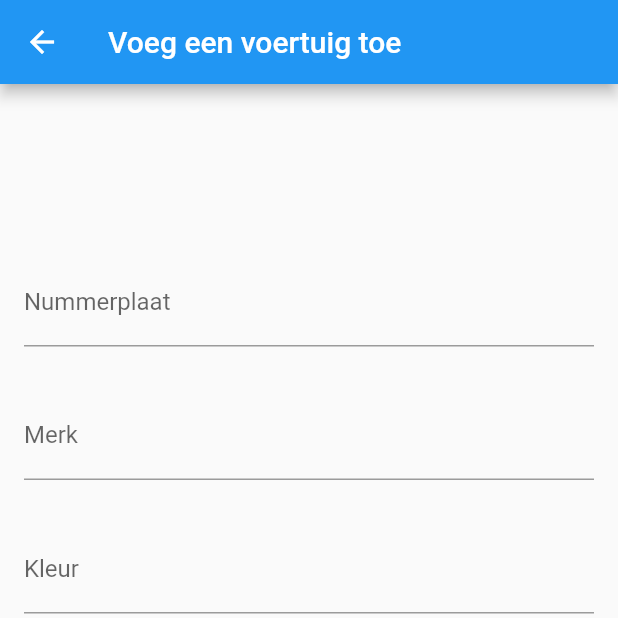
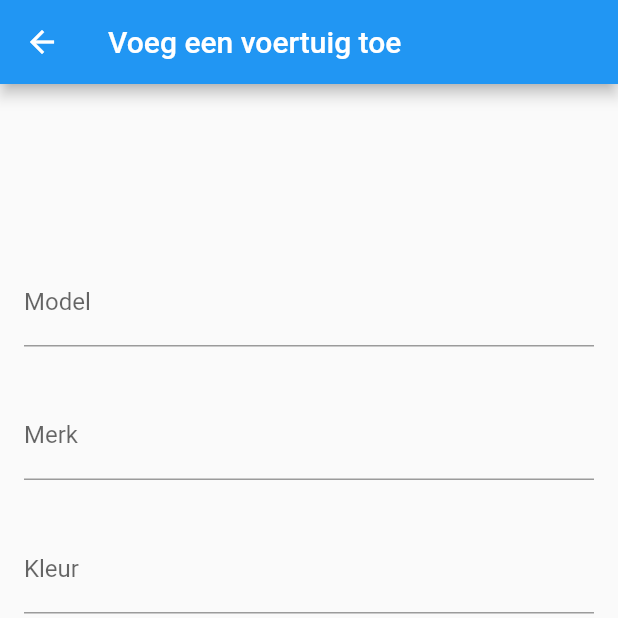
Before and after one commit to Lenaerts-Nestor/Project_Mobile_Development, a Flutter app: the VehiclesPage screen opened directly, after a tap on "Voertuig toevoegen", on a phone screen of 412 x 824 dp, the top half of it. Run offline on Flutter 3.47's test engine with Material 2 defaults, Android fonts, the phone set to English and light mode, and no system bars; our stand-ins replace cloud_firestore, firebase_auth, firebase_core, flutter_map, google_nav_bar, latlong2 and 1 more; accounts and stored records are empty.

Commit message:
refactoren en moderniseren files

```diff
--- a/lib/pages/settings/pages/vehicles/VehiclesPage.dart
+++ b/lib/pages/settings/pages/vehicles/VehiclesPage.dart
@@ -1,7 +1,10 @@
 // ignore_for_file: prefer_const_constructors, file_names, camel_case_types, sized_box_for_whitespace
 
 import 'package:cloud_firestore/cloud_firestore.dart';
-import 'package:firebase_auth/firebase_auth.dart';
+import 'package:parkflow/model/user/user_logged_controller.dart';
+import 'package:parkflow/model/user/user_service.dart';
+import 'package:provider/provider.dart';
+
 import 'package:flutter/material.dart';
 import 'package:parkflow/model/vehicle.dart';
 
@@ -16,24 +19,43 @@ class VehiclesPage extends StatefulWidget {
 }
 
 class _VehiclesPageState extends State<VehiclesPage> {
+  List<Vehicle> _vehicles = [];
+
   @override
   Widget build(BuildContext context) {
+    final userLogged = Provider.of<UserLogged>(context);
+    final userEmail = userLogged.email.trim();
     return Scaffold(
       body: Column(
         children: [
           Expanded(
             child: StreamBuilder<UserAccount>(
-              stream: readUser(),
+              stream: readUserByLive(userEmail),
               builder: (context, snapshot) {
                 if (snapshot.hasData) {
                   final user = snapshot.data!;
+                  _vehicles = user.vehicles;
 
                   return ListView.builder(
-                    itemCount: user.vehicles.length,
+                    itemCount: _vehicles.length,
                     itemBuilder: (context, index) {
-                      final vehicle = user.vehicles[index];
+                      final vehicle = _vehicles[index];
 
-                      return Padding(
+                      return Dismissible(
+                        key: Key(vehicle.model),
+                        background: Container(
+                          color: Colors.red,
+                          child: const Icon(Icons.delete, color: Colors.white),
+                          alignment: Alignment.centerRight,
+                          padding: const EdgeInsets.only(right: 16),
+                        ),
+                        onDismissed: (direction) {
+                          setState(() {
+                            _vehicles.removeAt(index);
+                          });
+                          deleteVehicle(user.id, vehicle);
+                        },
+                        child: Padding(
                           padding: const EdgeInsets.all(5.0),
                           child: Container(
                             height: 62.5,
@@ -45,16 +67,11 @@ class _VehiclesPageState extends State<VehiclesPage> {
                             child: ListTile(
                               leading: const Icon(Icons.directions_car_filled,
                                   color: Colors.black),
-                            title: Text(vehicle.licensePlate,
+                              title: Text(vehicle.model,
                                   style: const TextStyle(color: Colors.black)),
                               subtitle: Text(vehicle.brand,
                                   style: const TextStyle(color: Colors.black)),
                               onTap: () {},
-                            trailing: IconButton(
-                              icon: const Icon(Icons.delete, color: Colors.red),
-                              onPressed: () {
-                                deleteVehicle(user.id, vehicle);
-                              },
                             ),
                           ),
                         ),
@@ -85,31 +102,10 @@ class _VehiclesPageState extends State<VehiclesPage> {
     );
   }
 
-  Stream<UserAccount> readUser() {
-    final userId = FirebaseAuth.instance.currentUser!;
-    final docUser =
-        FirebaseFirestore.instance.collection('users').doc(userId.uid);
-    return docUser.snapshots().map((snapshot) {
-      if (snapshot.exists) {
-        return UserAccount.fromJson(snapshot.data()!);
-      } else {
-        return UserAccount(
-          id: userId.uid,
-          familyname: '',
-          name: '',
-          email: '',
-          password: '',
-          vehicles: [],
-          username: '',
-        );
-      }
-    });
-  }
-
   Future<void> deleteVehicle(String userId, Vehicle vehicle) async {
     final docUser = FirebaseFirestore.instance.collection('users').doc(userId);
     await docUser.update({
-      'Vervoeren': FieldValue.arrayRemove([vehicle.toJson()])
+      'vervoeren': FieldValue.arrayRemove([vehicle.toJson()])
     });
   }
 }
--- a/lib/pages/settings/pages/vehicles/addVehiclesPage.dart
+++ b/lib/pages/settings/pages/vehicles/addVehiclesPage.dart
@@ -1,9 +1,10 @@
-// ignore_for_file: file_names, library_private_types_in_public_api, unused_local_variable, use_build_context_synchronously
+// ignore_for_file: use_build_context_synchronously
 
 import 'package:cloud_firestore/cloud_firestore.dart';
-import 'package:firebase_auth/firebase_auth.dart';
 import 'package:flutter/material.dart';
+import 'package:parkflow/model/user/user_logged_controller.dart';
 import 'package:parkflow/model/vehicle.dart';
+import 'package:provider/provider.dart';
 
 class AddVehicle extends StatefulWidget {
   const AddVehicle({Key? key}) : super(key: key);
@@ -14,13 +15,13 @@ class AddVehicle extends StatefulWidget {
 
 class _AddVehicleState extends State<AddVehicle> {
   final _formKey = GlobalKey<FormState>();
-  final _licensePlateController = TextEditingController();
+  final _modelController = TextEditingController();
   final _brandController = TextEditingController();
   final _colorController = TextEditingController();
 
   @override
   void dispose() {
-    _licensePlateController.dispose();
+    _modelController.dispose();
     _brandController.dispose();
     _colorController.dispose();
     super.dispose();
@@ -43,13 +44,13 @@ class _AddVehicleState extends State<AddVehicle> {
                 height: 100,
               ),
               TextFormField(
-                controller: _licensePlateController,
+                controller: _modelController,
                 decoration: const InputDecoration(
-                  labelText: 'Nummerplaat',
+                  labelText: 'Model',
                 ),
                 validator: (value) {
                   if (value == null || value.isEmpty) {
-                    return 'Gelieve een nummerplaat in te voeren';
+                    return 'Gelieve een model in te voeren';
                   }
                   return null;
                 },
@@ -92,43 +93,35 @@ class _AddVehicleState extends State<AddVehicle> {
                 child: ElevatedButton(
                   onPressed: () async {
                     if (_formKey.currentState!.validate()) {
-                      final licensePlate = _licensePlateController.text;
+                      final model = _modelController.text;
                       final brand = _brandController.text;
                       final color = _colorController.text;
 
-                      final firebaseUser = FirebaseAuth.instance.currentUser;
+                      final email =
+                          Provider.of<UserLogged>(context, listen: false).email;
+
                       final userDoc = FirebaseFirestore.instance
                           .collection('users')
-                          .doc(firebaseUser!.uid);
+                          .doc(email);
 
                       final userSnap = await userDoc.get();
                       final existingVehicles =
-                          userSnap.get('Vervoeren') as List<dynamic>;
+                          userSnap.get('vervoeren') as List<dynamic>;
 
                       final newVehicle = Vehicle(
-                        licensePlate: licensePlate,
+                        model: model,
                         brand: brand,
                         color: color,
                       );
 
-                      final licensePlateExists = existingVehicles
-                          .any((v) => v['NummerPlaat'] == licensePlate);
+                      existingVehicles.add(newVehicle.toJson());
+                      await userDoc.update({'vervoeren': existingVehicles});
 
-                      if (!licensePlateExists) {
-                        existingVehicles.add(newVehicle.toJson());
-                        await userDoc.update({'Vervoeren': existingVehicles});
+                      ScaffoldMessenger.of(context).showSnackBar(
+                        const SnackBar(content: Text('Voertuig toegevoegd!')),
+                      );
 
-                        ScaffoldMessenger.of(context).showSnackBar(
-                          const SnackBar(content: Text('Voertuig toegevoegd!')),
-                        );
-
-                        Navigator.of(context).pop();
-                      } else {
-                        ScaffoldMessenger.of(context).showSnackBar(
-                          const SnackBar(
-                              content: Text('Nummerplaat bestaat al!')),
-                        );
-                      }
+                      Navigator.of(context).pop();
                     }
                   },
                   child: const Text('Voeg uw voertuig toe'),
```
Lines whose indentation alone changed are shown as unchanged.
